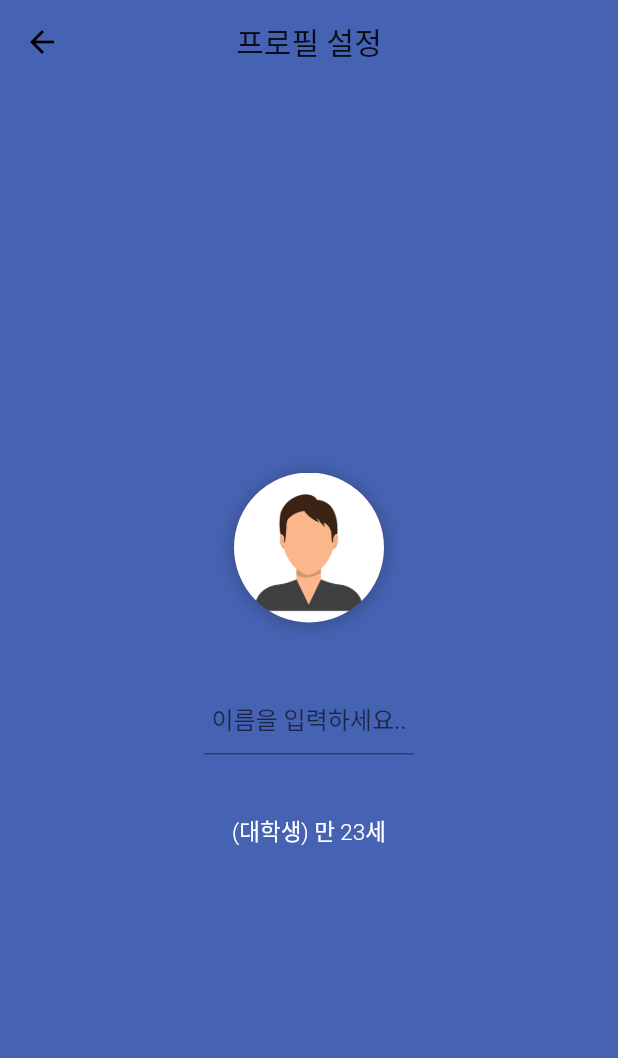
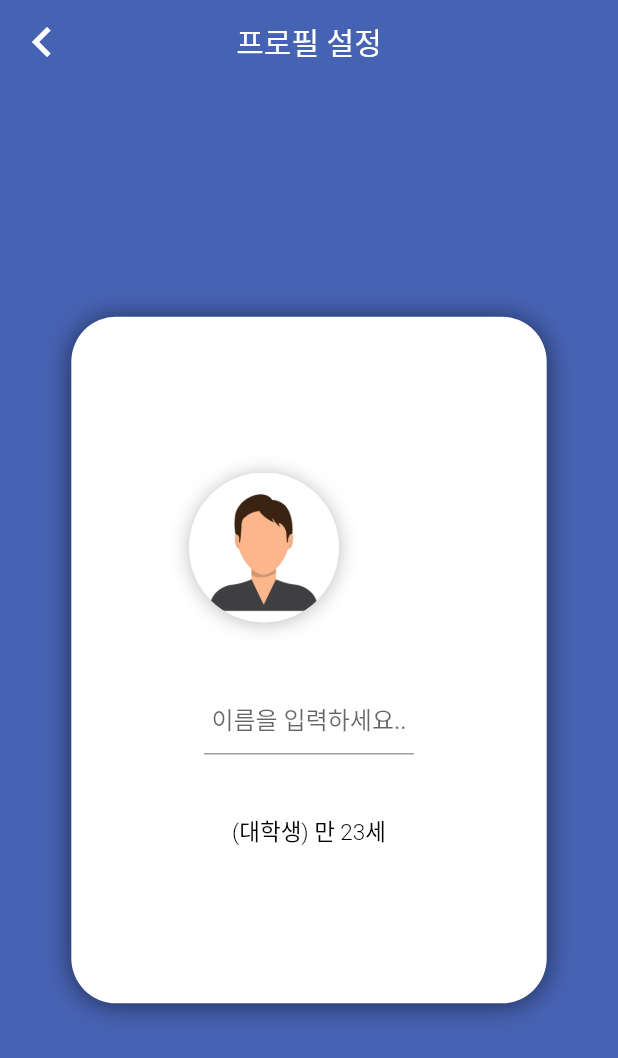
Before and after one commit to Inpsyt/SampleForPlayin, a Flutter app: the ScreenProfileSet screen opened directly, on a phone screen of 412 x 824 dp. Shown: the top 1058 px of the screen. Run offline on Flutter 3.47's test engine with Material 2 defaults, Android fonts, the phone set to English and light mode, and no system bars; our stand-ins replace flutter_fadein, percent_indicator, shared_preferences, speech_to_text; accounts and stored records are empty.

Commit message:
프로바이더 일부 업데이트

```diff
--- a/lib/main.dart
+++ b/lib/main.dart
@@ -56,6 +56,7 @@ class _MyAppState extends State<MyApp> {
               primaryColorBrightness: Brightness.light,
               brightness: Brightness.light,
               primaryColorDark: Colors.black,
+              primaryIconTheme: IconThemeData(color: Colors.white),
               canvasColor: Colors.white,
               // next line is important!
               appBarTheme: AppBarTheme(brightness: Brightness.dark)),
--- /dev/null
+++ b/lib/providers/mv_profileset.dart
@@ -0,0 +1,6 @@
+import 'package:flutter/cupertino.dart';
+
+class MVProfileSet extends ChangeNotifier{
+
+
+}
--- a/lib/screens/screen_profileset.dart
+++ b/lib/screens/screen_profileset.dart
@@ -9,43 +9,78 @@ class ScreenProfileSet extends StatefulWidget {
   _ScreenProfileSetState createState() => _ScreenProfileSetState();
 }
 
-
-class _ScreenProfileSetState extends State<ScreenProfileSet> {
-
+class _ScreenProfileSetState extends State<ScreenProfileSet>
+    with SingleTickerProviderStateMixin {
   ProviderAppStatus _providerAppStatus;
   TextEditingController controller = TextEditingController();
   ModelUserInfo _modelUserInfo;
 
+  Animation _animation, _delayedAnimation, _muchDelayedAnimation;
+  AnimationController _animationController;
 
 
   @override
   Widget build(BuildContext context) {
+    Size screenSize = MediaQuery
+        .of(context)
+        .size;
 
-    _providerAppStatus = Provider.of<ProviderAppStatus>(context,listen: false);
+    _animationController =
+        AnimationController(duration: Duration(seconds: 9), vsync: this);
+
+    _animation = Tween(begin: -1.0, end: 0.0).animate(CurvedAnimation(
+        parent: _animationController, curve: Curves.fastOutSlowIn));
+    _delayedAnimation = Tween(begin: -1.0, end: 0.0).animate(CurvedAnimation(
+        parent: _animationController, curve: Curves.fastOutSlowIn));
+
+    _delayedAnimation = Tween(begin: -1.0, end: 0.0).animate(CurvedAnimation(
+        parent: _animationController, curve: Curves.fastOutSlowIn));
+
+    _providerAppStatus = Provider.of<ProviderAppStatus>(context, listen: false);
 
     _providerAppStatus.getUserInfo().then((value) {
       _modelUserInfo = value;
       controller.text = _modelUserInfo.testerName;
     });
 
-
-
     print('refreshed');
 
-
+    return AnimatedBuilder(
+      animation:_animationController,
+      builder: (context,child){
         return Scaffold(
           backgroundColor: color_charcoal_blue,
+
           appBar: AppBar(
+            leading: IconButton(icon: Icon(
+              Icons.keyboard_arrow_left_outlined, color: Colors.white, size: 40,),
+              onPressed: () {
+                Navigator.pop(context);
+              },),
             elevation: 0,
             backgroundColor: color_charcoal_blue,
             centerTitle: true,
-        title: Text('프로필 설정'),
+            title: Text('프로필 설정', style: TextStyle(color: Colors.white),),
           ),
           body: Center(
+            child: Container(
+              width: screenSize.width / 1.3,
+              height: screenSize.height / 1.8,
+              decoration: BoxDecoration(
+                  boxShadow: [
+                    BoxShadow(color: Colors.black54,
+                        offset: Offset(0.1, 0.9),
+                        blurRadius: 14)
+                  ],
+                  color: Colors.white, borderRadius: BorderRadius.circular(30)),
+              child: Center(
                 child: Column(
                   mainAxisSize: MainAxisSize.min,
                   children: [
-            Container(
+                    Transform(
+                      transform: Matrix4.translationValues(_animation.value*30, 0,0)
+                      ,
+                      child: Container(
                           width: 100.0,
                           height: 100.0,
                           decoration: new BoxDecoration(
@@ -59,6 +94,7 @@ class _ScreenProfileSetState extends State<ScreenProfileSet> {
                               image: new DecorationImage(
                                   fit: BoxFit.fill,
                                   image: AssetImage('assets/images/profile.jpg')))),
+                    ),
                     SizedBox(
                       height: 40,
                     ),
@@ -66,25 +102,21 @@ class _ScreenProfileSetState extends State<ScreenProfileSet> {
                       mainAxisAlignment: MainAxisAlignment.center,
                       mainAxisSize: MainAxisSize.min,
                       children: [
-
-
                         SizedBox(
                           width: 140,
-                  child: TextField( //이름 입력 영역
+                          child: TextField(
+                            //이름 입력 영역
                             controller: controller,
                             textAlign: TextAlign.center,
-                    onChanged: (text)async {
+                            onChanged: (text) async {
                               _modelUserInfo.testerName = text;
                               _modelUserInfo.groupName = '서비스기획팀';
                               _providerAppStatus.setUserInfo(_modelUserInfo);
                             },
-                    style: TextStyle(color: Colors.white),
+                            style: TextStyle(color: Colors.black),
                             decoration: InputDecoration(hintText: '이름을 입력하세요..'),
-
                           ),
                         ),
-
-
                       ],
                     ),
                     SizedBox(
@@ -93,13 +125,18 @@ class _ScreenProfileSetState extends State<ScreenProfileSet> {
                     Text(
                       '(대학생) 만 23세',
                       style: TextStyle(
-                  color: Colors.white,
+                          color: Colors.black,
                           fontSize: 15,
                           fontWeight: FontWeight.w300),
                     )
                   ],
                 ),
               ),
+            ),
+          ),
+        );
+      },
     );
   }
+
 }
--- a/lib/screens/screen_select.dart
+++ b/lib/screens/screen_select.dart
@@ -6,6 +6,7 @@ import 'package:playinsample/providers/provider_appstatus.dart';
 import 'package:playinsample/providers/provider_exam.dart';
 import 'package:playinsample/screens/screen_profileset.dart';
 import 'package:playinsample/screens/screen_questionpages.dart';
+import 'package:playinsample/screens/widgets/widget_sidemenu_drawer.dart';
 import 'package:provider/provider.dart';
 
 import '../constants/constant_colors.dart';
@@ -28,8 +29,6 @@ class ScreenSelect extends StatelessWidget {
     print('ScreenSelect : 빌드 새로고침');
 
     _providerExam = Provider.of<ProviderExam>(context, listen: false);
-
-
 
     _providerExam.setOfflineList();
 
@@ -113,6 +112,7 @@ class ScreenSelect extends StatelessWidget {
                 })
           ],
         ),
+        drawer: WidgetSidemenuDrawer(),
         body: Column(
           mainAxisSize: MainAxisSize.max,
           children: [
```
Also changed, not shown: lib/screens/screen_questionpages.dart (+7 -0 lines), lib/screens/widgets/widget_sidemenu_drawer.dart (added, +43 -0 lines), 2 other files. Lines whose indentation alone changed are shown as unchanged.
